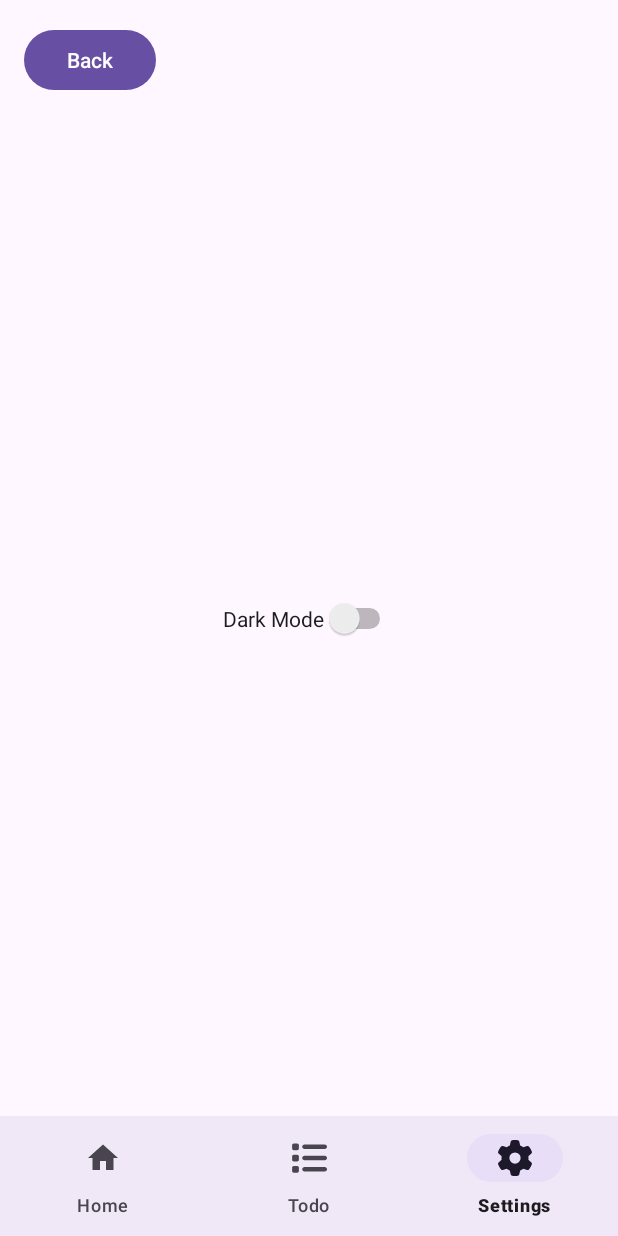
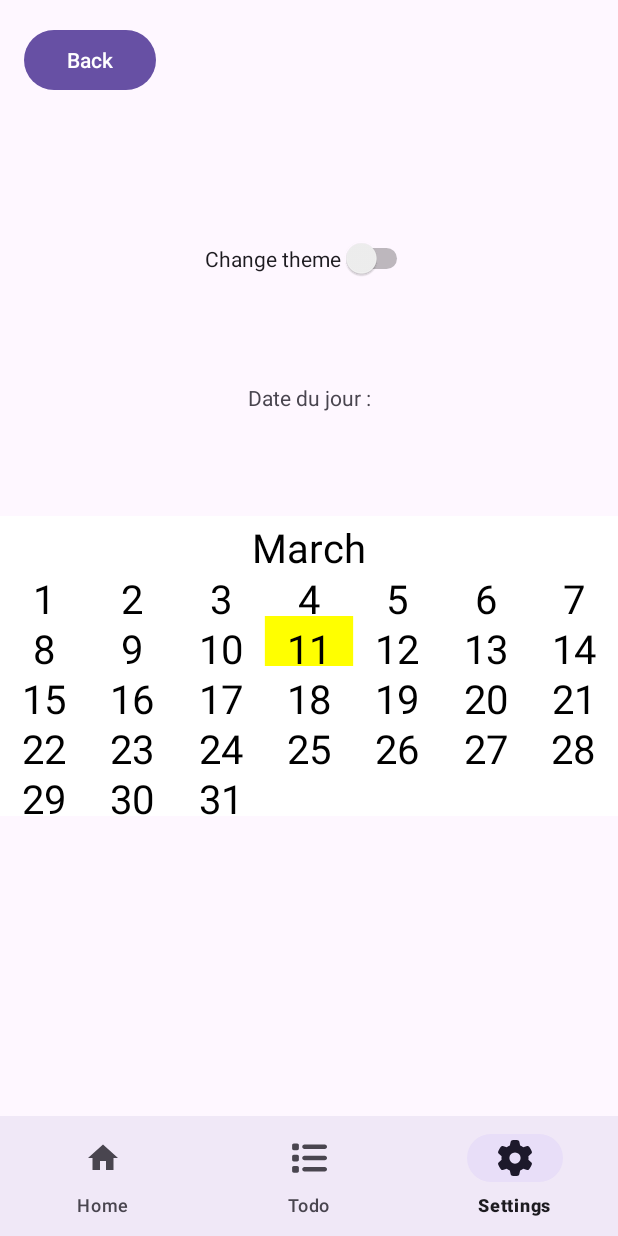
Before and after one commit to tonycava/tp-final-android-b3, an Android app: the SettingsFragment screen opened through its navigation route, on a phone screen of 412 x 824 dp. Run offline under Robolectric (Android 15) with nearby library versions, the phone set to English and light mode, and no system bars; our stand-ins replace Firebase (no records; nobody signed in at launch, a user with empty details on screens opened directly), Room's generated code, navigation-ui.

Commit message:
I forgot to push...

```diff
--- /dev/null
+++ b/app/src/main/java/com/example/myapplication/ui/calendar/CustomCalendarView.kt
@@ -0,0 +1,117 @@
+package com.example.myapplication.ui.calendar
+
+import android.content.Context
+import android.graphics.Canvas
+import android.graphics.Color
+import android.graphics.Paint
+import android.util.AttributeSet
+import android.view.View
+import java.text.DateFormatSymbols
+import java.util.*
+
+class CustomCalendarView : View {
+
+    private val daysPaint = Paint().apply {
+        color = Color.BLACK
+        textSize = 40f
+    }
+
+    private val backgroundPaint = Paint().apply {
+        color = Color.WHITE
+    }
+
+    private val todayBackgroundPaint = Paint().apply {
+        color = Color.YELLOW
+    }
+
+    private var todayDate: Int = -1
+    private var currentDate: Int = -1
+
+    private val calendar: Calendar = Calendar.getInstance()
+
+    constructor(context: Context) : super(context) {
+        init(null)
+    }
+
+    constructor(context: Context, attrs: AttributeSet?) : super(context, attrs) {
+        init(attrs)
+    }
+
+    constructor(context: Context, attrs: AttributeSet?, defStyleAttr: Int) : super(
+        context,
+        attrs,
+        defStyleAttr
+    ) {
+        init(attrs)
+    }
+
+    private fun init(attrs: AttributeSet?) {
+    }
+
+    override fun onDraw(canvas: Canvas) {
+        super.onDraw(canvas)
+
+        val widthUnit = width / 7f
+        val heightUnit = height / 6f
+
+        // Draw background
+        canvas.drawRect(0f, 0f, width.toFloat(), height.toFloat(), backgroundPaint)
+
+        val monthText = DateFormatSymbols().months[calendar.get(Calendar.MONTH)]
+        val monthTextWidth = daysPaint.measureText(monthText)
+        val monthTextHeight = daysPaint.fontMetrics.descent - daysPaint.fontMetrics.ascent
+        canvas.drawText(monthText, (width - monthTextWidth) / 2, monthTextHeight, daysPaint)
+
+        // Draw days
+        calendar.set(Calendar.DAY_OF_MONTH, 1)
+        val firstDayOfWeek = calendar.get(Calendar.DAY_OF_WEEK)
+        var currentDay = 1
+        var row = 1
+
+        while (currentDay <= calendar.getActualMaximum(Calendar.DAY_OF_MONTH)) {
+            for (col in 1..7) {
+                if ((row == 1 && col < firstDayOfWeek) || currentDay > calendar.getActualMaximum(Calendar.DAY_OF_MONTH)) {
+                    break
+                }
+
+                val textWidth = daysPaint.measureText(currentDay.toString())
+                val textHeight = daysPaint.fontMetrics.descent - daysPaint.fontMetrics.ascent
+
+                if (currentDay == todayDate) {
+                    canvas.drawRect(
+                        (col - 1) * widthUnit,
+                        (row - 1) * heightUnit,
+                        col * widthUnit,
+                        row * heightUnit,
+                        todayBackgroundPaint
+                    )
+                }
+
+                canvas.drawText(
+                    currentDay.toString(),
+                    (col - 1) * widthUnit + widthUnit / 2 - textWidth / 2,
+                    (row - 1) * heightUnit + heightUnit / 2 + textHeight / 2,
+                    daysPaint
+                )
+
+                currentDay++
+            }
+            row++
+        }
+    }
+
+
+    fun setDate(date: Date) {
+        calendar.time = date
+        currentDate = calendar.get(Calendar.DAY_OF_MONTH)
+        val todayCalendar = Calendar.getInstance()
+        if (calendar.get(Calendar.MONTH) == todayCalendar.get(Calendar.MONTH) && calendar.get(
+                Calendar.YEAR
+            ) == todayCalendar.get(Calendar.YEAR)
+        ) {
+            todayDate = todayCalendar.get(Calendar.DAY_OF_MONTH)
+        }
+
+        invalidate()
+    }
+}
--- a/app/src/main/java/com/example/myapplication/ui/main/MainFragment.kt
+++ b/app/src/main/java/com/example/myapplication/ui/main/MainFragment.kt
@@ -1,5 +1,6 @@
 package com.example.myapplication.ui.main
 
+import android.content.res.Configuration
 import android.os.Bundle
 import android.view.LayoutInflater
 import android.view.View
@@ -41,6 +42,7 @@ class MainFragment : Fragment() {
 		setUI()
 		setupTodoListAdapter()
 		observeTodos()
+		updateRecyclerViewBackgroundColor()
 	}
 
 	private fun observeTodos() {
@@ -110,4 +112,19 @@ class MainFragment : Fragment() {
 			}
 		}
 	}
+
+	private fun updateRecyclerViewBackgroundColor() {
+		val recyclerViewBackgroundResId = if (isDarkModeOn()) {
+			R.color.black
+		} else {
+			R.color.white
+		}
+
+		recyclerView.setBackgroundResource(recyclerViewBackgroundResId)
+	}
+
+	private fun isDarkModeOn(): Boolean {
+		val currentNightMode = resources.configuration.uiMode and Configuration.UI_MODE_NIGHT_MASK
+		return currentNightMode == Configuration.UI_MODE_NIGHT_YES
+	}
 }
--- a/app/src/main/java/com/example/myapplication/ui/about/SettingsFragment.kt
+++ b/app/src/main/java/com/example/myapplication/ui/settings/SettingsFragment.kt
@@ -1,4 +1,4 @@
-package com.example.myapplication.ui.about
+package com.example.myapplication.ui.settings
 
 import android.content.Context
 import android.content.res.Configuration
@@ -9,7 +9,10 @@ import androidx.appcompat.app.AppCompatDelegate
 import androidx.navigation.fragment.findNavController
 import android.view.LayoutInflater
 import android.view.ViewGroup
+import com.example.myapplication.R
 import com.example.myapplication.databinding.SettingsFragmentBinding
+import com.example.myapplication.ui.calendar.CustomCalendarView
+import java.util.Calendar
 
 class SettingsFragment : Fragment() {
 
@@ -27,6 +30,12 @@ class SettingsFragment : Fragment() {
 
     override fun onViewCreated(view: View, savedInstanceState: Bundle?) {
         super.onViewCreated(view, savedInstanceState)
+
+        val calendarView = view.findViewById<CustomCalendarView>(R.id.customCalendarView)
+
+        // Définissez la date à afficher dans le calendrier, par exemple, la date actuelle
+        val currentDate = Calendar.getInstance().time
+        calendarView.setDate(currentDate)
 
         val sharedPreferences = requireActivity().getSharedPreferences("MyAppPrefs", Context.MODE_PRIVATE)
         val isDarkMode = sharedPreferences.getBoolean("darkMode", isDarkModeOn())
--- /dev/null
+++ b/app/src/main/res/drawable/background_gradient.xml
@@ -0,0 +1,7 @@
+<shape xmlns:android="http://schemas.android.com/apk/res/android"
+    android:shape="rectangle">
+    <gradient
+        android:startColor="#6A1B9A"
+        android:endColor="#FF4081"
+        android:angle="45"/>
+</shape>
--- a/app/src/main/res/layout/main_fragment.xml
+++ b/app/src/main/res/layout/main_fragment.xml
@@ -13,7 +13,8 @@
 
     <androidx.constraintlayout.widget.ConstraintLayout
         android:layout_width="match_parent"
-            android:layout_height="match_parent">
+        android:layout_height="match_parent"
+        android:background="@drawable/background_gradient">
 
         <TextView
             android:text="All todos :"
@@ -24,6 +25,7 @@
             app:layout_constraintTop_toTopOf="parent"
             app:layout_constraintBottom_toTopOf="@+id/recyclerView"
             android:id="@+id/Tittle"
+            android:textColor="#FFFFFF"
             android:layout_marginTop="16dp" />
 
         <androidx.recyclerview.widget.RecyclerView
@@ -31,7 +33,6 @@
             android:layout_width="match_parent"
             android:layout_height="0dp"
             android:padding="@dimen/recycler_view_padding_with_items"
-                android:background="#C61414"
             app:layout_constraintStart_toStartOf="parent"
             app:layout_constraintEnd_toEndOf="parent"
             app:layout_constraintHorizontal_bias="0.0"
--- a/app/src/main/res/layout/settings_fragment.xml
+++ b/app/src/main/res/layout/settings_fragment.xml
@@ -20,10 +20,29 @@
         android:layout_height="wrap_content"
         android:layout_centerHorizontal="true"
         android:layout_centerVertical="true"
-        android:text="Dark Mode"
-        app:layout_constraintBottom_toBottomOf="parent"
+        android:text="Change theme"
+        app:layout_constraintBottom_toTopOf="@+id/customCalendarView"
         app:layout_constraintEnd_toEndOf="parent"
         app:layout_constraintStart_toStartOf="parent"
         app:layout_constraintTop_toTopOf="parent" />
 
+    <com.example.myapplication.ui.calendar.CustomCalendarView
+        android:id="@+id/customCalendarView"
+        android:layout_width="match_parent"
+        android:layout_height="200dp"
+        app:layout_constraintBottom_toBottomOf="parent"
+        app:layout_constraintEnd_toEndOf="parent"
+        app:layout_constraintStart_toStartOf="parent"
+        app:layout_constraintTop_toBottomOf="@+id/backButton" />
+
+    <TextView
+        android:layout_width="wrap_content"
+        android:layout_height="wrap_content"
+        android:text="Date du jour :"
+        app:layout_constraintBottom_toTopOf="@+id/customCalendarView"
+        app:layout_constraintEnd_toEndOf="parent"
+        app:layout_constraintStart_toStartOf="parent"
+        app:layout_constraintTop_toBottomOf="@+id/darkModeSwitch" />
+
+
 </androidx.constraintlayout.widget.ConstraintLayout>
--- a/app/src/main/res/navigation/nav_graph.xml
+++ b/app/src/main/res/navigation/nav_graph.xml
@@ -24,7 +24,7 @@
     </fragment>
     <fragment
             android:id="@+id/settingsFragment"
-            android:name="com.example.myapplication.ui.about.SettingsFragment"
+            android:name="com.example.myapplication.ui.settings.SettingsFragment"
             android:label="SettingsFragment" >
     </fragment>
 
```
Also changed, not shown: 1 other file. Lines whose indentation alone changed are shown as unchanged.
